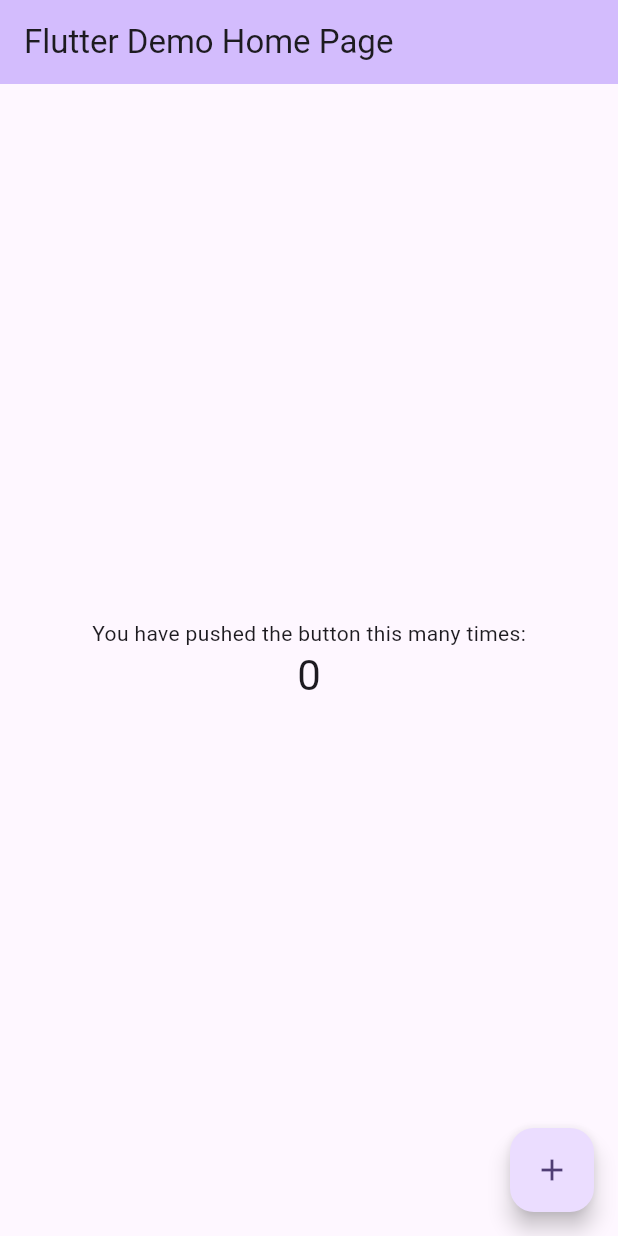
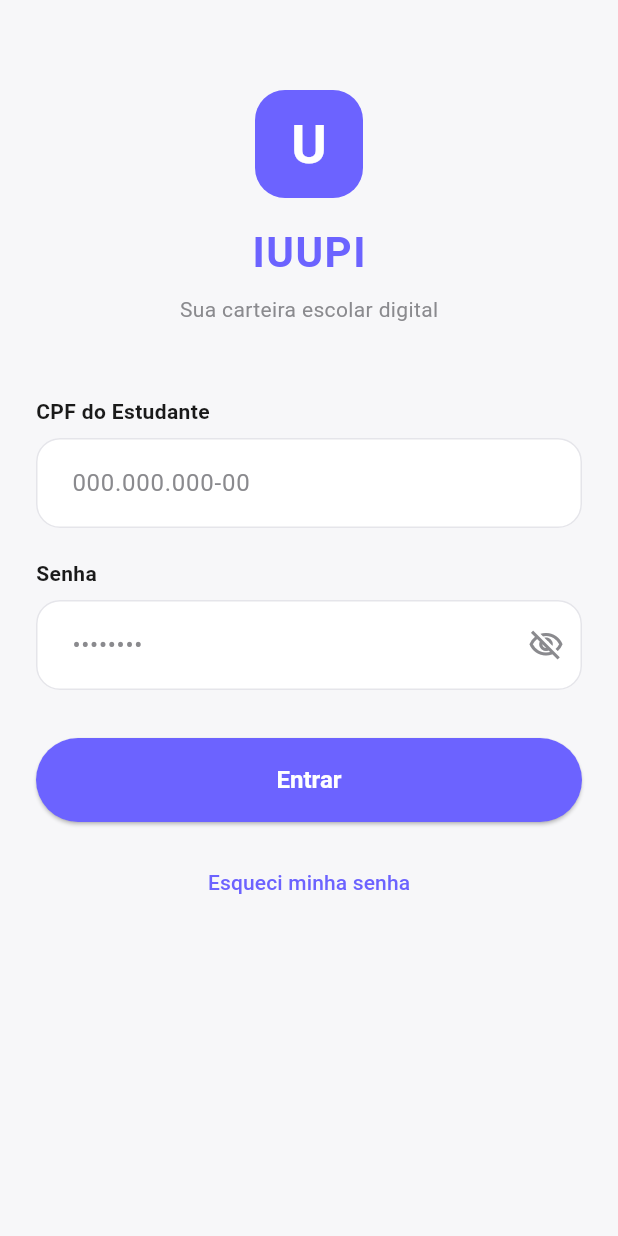
Before and after one commit to DanielGomes-Dev/desafio-iuupi-2, a Flutter app: the screen it shows after launch, on a phone screen of 412 x 824 dp. Run offline on Flutter 3.47's test engine with Material 3 defaults, Android fonts, the phone set to English and light mode, and no system bars.

Commit message:
feat: generate login screen

```diff
--- /dev/null
+++ b/carteira_digital_escolar/lib/core/constants/app_colors.dart
@@ -0,0 +1,12 @@
+import 'package:flutter/material.dart';
+
+class AppColors {
+  AppColors._();
+
+  static const Color primary = Color(0xFF6C63FF);
+  static const Color background = Color(0xFFF7F7F9);
+  static const Color textPrimary = Color(0xFF1A1A1A);
+  static const Color textSecondary = Color(0xFF8A8A8E);
+  static const Color inputFill = Color(0xFFFFFFFF);
+  static const Color inputBorder = Color(0xFFE5E5EA);
+}
--- /dev/null
+++ b/carteira_digital_escolar/lib/core/theme/app_theme.dart
@@ -0,0 +1,50 @@
+import 'package:flutter/material.dart';
+import '../constants/app_colors.dart';
+
+class AppTheme {
+  AppTheme._();
+
+  static ThemeData get light {
+    return ThemeData(
+      useMaterial3: true,
+      scaffoldBackgroundColor: AppColors.background,
+      colorScheme: ColorScheme.fromSeed(
+        seedColor: AppColors.primary,
+        primary: AppColors.primary,
+      ),
+      fontFamily: 'Roboto',
+      inputDecorationTheme: InputDecorationTheme(
+        filled: true,
+        fillColor: AppColors.inputFill,
+        contentPadding:
+            const EdgeInsets.symmetric(horizontal: 20, vertical: 18),
+        border: OutlineInputBorder(
+          borderRadius: BorderRadius.circular(16),
+          borderSide: const BorderSide(color: AppColors.inputBorder),
+        ),
+        enabledBorder: OutlineInputBorder(
+          borderRadius: BorderRadius.circular(16),
+          borderSide: const BorderSide(color: AppColors.inputBorder),
+        ),
+        focusedBorder: OutlineInputBorder(
+          borderRadius: BorderRadius.circular(16),
+          borderSide: const BorderSide(color: AppColors.primary, width: 1.5),
+        ),
+      ),
+      elevatedButtonTheme: ElevatedButtonThemeData(
+        style: ElevatedButton.styleFrom(
+          backgroundColor: AppColors.primary,
+          foregroundColor: Colors.white,
+          minimumSize: const Size.fromHeight(56),
+          shape: RoundedRectangleBorder(
+            borderRadius: BorderRadius.circular(28),
+          ),
+          textStyle: const TextStyle(
+            fontSize: 16,
+            fontWeight: FontWeight.w600,
+          ),
+        ),
+      ),
+    );
+  }
+}
--- /dev/null
+++ b/carteira_digital_escolar/lib/features/auth/presentation/screens/login_screen.dart
@@ -0,0 +1,132 @@
+import 'package:flutter/material.dart';
+import '../../../../core/constants/app_colors.dart';
+import '../widgets/custom_text_field.dart';
+
+class LoginScreen extends StatefulWidget {
+  const LoginScreen({super.key});
+
+  @override
+  State<LoginScreen> createState() => _LoginScreenState();
+}
+
+class _LoginScreenState extends State<LoginScreen> {
+  final _cpfController = TextEditingController();
+  final _senhaController = TextEditingController();
+  bool _senhaVisivel = false;
+
+  @override
+  void dispose() {
+    _cpfController.dispose();
+    _senhaController.dispose();
+    super.dispose();
+  }
+
+  void _handleLogin() {
+    // TODO: chamar auth_controller / auth_repository aqui
+    debugPrint('CPF: ${_cpfController.text}');
+  }
+
+  @override
+  Widget build(BuildContext context) {
+    return Scaffold(
+      body: SafeArea(
+        child: SingleChildScrollView(
+          padding: const EdgeInsets.symmetric(horizontal: 24),
+          child: Column(
+            children: [
+              const SizedBox(height: 60),
+              // Logo
+              Container(
+                width: 72,
+                height: 72,
+                decoration: BoxDecoration(
+                  color: AppColors.primary,
+                  borderRadius: BorderRadius.circular(20),
+                ),
+                child: const Center(
+                  child: Text(
+                    'U',
+                    style: TextStyle(
+                      color: Colors.white,
+                      fontSize: 36,
+                      fontWeight: FontWeight.bold,
+                    ),
+                  ),
+                ),
+              ),
+              const SizedBox(height: 16),
+              const Text(
+                'IUUPI',
+                style: TextStyle(
+                  color: AppColors.primary,
+                  fontSize: 28,
+                  fontWeight: FontWeight.bold,
+                  letterSpacing: 1,
+                ),
+              ),
+              const SizedBox(height: 8),
+              const Text(
+                'Sua carteira escolar digital',
+                style: TextStyle(
+                  color: AppColors.textSecondary,
+                  fontSize: 14,
+                ),
+              ),
+              const SizedBox(height: 48),
+
+              // Campo CPF
+              CustomTextField(
+                label: 'CPF do Estudante',
+                hint: '000.000.000-00',
+                controller: _cpfController,
+                keyboardType: TextInputType.number,
+              ),
+              const SizedBox(height: 20),
+
+              // Campo Senha
+              CustomTextField(
+                label: 'Senha',
+                hint: '••••••••',
+                controller: _senhaController,
+                obscureText: !_senhaVisivel,
+                suffixIcon: IconButton(
+                  icon: Icon(
+                    _senhaVisivel
+                        ? Icons.visibility_outlined
+                        : Icons.visibility_off_outlined,
+                    color: AppColors.textSecondary,
+                  ),
+                  onPressed: () {
+                    setState(() => _senhaVisivel = !_senhaVisivel);
+                  },
+                ),
+              ),
+              const SizedBox(height: 32),
+
+              // Botão Entrar
+              SizedBox(
+                width: double.infinity,
+                child: ElevatedButton(
+                  onPressed: _handleLogin,
+                  child: const Text('Entrar'),
+                ),
+              ),
+              const SizedBox(height: 16),
+
+              TextButton(
+                onPressed: () {},
+                child: const Text(
+                  'Esqueci minha senha',
+                  style: TextStyle(
+                    color: AppColors.primary,
+                    fontWeight: FontWeight.w500,
+                  ),
+                ),
+              ),
+            ],
+          ),
+        ),
+      ),
+    );
+  }
+}
--- /dev/null
+++ b/carteira_digital_escolar/lib/features/auth/presentation/widgets/custom_text_field.dart
@@ -0,0 +1,49 @@
+import 'package:flutter/material.dart';
+import '../../../../core/constants/app_colors.dart';
+
+class CustomTextField extends StatelessWidget {
+  final String label;
+  final String hint;
+  final bool obscureText;
+  final Widget? suffixIcon;
+  final TextEditingController? controller;
+  final TextInputType keyboardType;
+
+  const CustomTextField({
+    super.key,
+    required this.label,
+    required this.hint,
+    this.obscureText = false,
+    this.suffixIcon,
+    this.controller,
+    this.keyboardType = TextInputType.text,
+  });
+
+  @override
+  Widget build(BuildContext context) {
+    return Column(
+      crossAxisAlignment: CrossAxisAlignment.start,
+      children: [
+        Text(
+          label,
+          style: const TextStyle(
+            fontSize: 14,
+            fontWeight: FontWeight.w600,
+            color: AppColors.textPrimary,
+          ),
+        ),
+        const SizedBox(height: 8),
+        TextField(
+          controller: controller,
+          obscureText: obscureText,
+          keyboardType: keyboardType,
+          decoration: InputDecoration(
+            hintText: hint,
+            hintStyle: const TextStyle(color: AppColors.textSecondary),
+            suffixIcon: suffixIcon,
+          ),
+        ),
+      ],
+    );
+  }
+}
--- a/carteira_digital_escolar/lib/main.dart
+++ b/carteira_digital_escolar/lib/main.dart
@@ -1,4 +1,6 @@
 import 'package:flutter/material.dart';
+import 'core/theme/app_theme.dart';
+import 'features/auth/presentation/screens/login_screen.dart';
 
 void main() {
   runApp(const MyApp());
@@ -7,116 +9,13 @@ void main() {
 class MyApp extends StatelessWidget {
   const MyApp({super.key});
 
-  // This widget is the root of your application.
   @override
   Widget build(BuildContext context) {
     return MaterialApp(
-      title: 'Flutter Demo',
-      theme: ThemeData(
-        // This is the theme of your application.
-        //
-        // TRY THIS: Try running your application with "flutter run". You'll see
-        // the application has a purple toolbar. Then, without quitting the app,
-        // try changing the seedColor in the colorScheme below to Colors.green
-        // and then invoke "hot reload" (save your changes or press the "hot
-        // reload" button in a Flutter-supported IDE, or press "r" if you used
-        // the command line to start the app).
-        //
-        // Notice that the counter didn't reset back to zero; the application
-        // state is not lost during the reload. To reset the state, use hot
-        // restart instead.
-        //
-        // This works for code too, not just values: Most code changes can be
-        // tested with just a hot reload.
-        colorScheme: .fromSeed(seedColor: Colors.deepPurple),
-      ),
-      home: const MyHomePage(title: 'Flutter Demo Home Page'),
+      title: 'IUUPI',
+      debugShowCheckedModeBanner: false,
+      theme: AppTheme.light,
+      home: const LoginScreen(),
     );
   }
 }
-
-class MyHomePage extends StatefulWidget {
-  const MyHomePage({super.key, required this.title});
-
-  // This widget is the home page of your application. It is stateful, meaning
-  // that it has a State object (defined below) that contains fields that affect
-  // how it looks.
-
-  // This class is the configuration for the state. It holds the values (in this
-  // case the title) provided by the parent (in this case the App widget) and
-  // used by the build method of the State. Fields in a Widget subclass are
-  // always marked "final".
-
-  final String title;
-
-  @override
-  State<MyHomePage> createState() => _MyHomePageState();
-}
-
-class _MyHomePageState extends State<MyHomePage> {
-  int _counter = 0;
-
-  void _incrementCounter() {
-    setState(() {
-      // This call to setState tells the Flutter framework that something has
-      // changed in this State, which causes it to rerun the build method below
-      // so that the display can reflect the updated values. If we changed
-      // _counter without calling setState(), then the build method would not be
-      // called again, and so nothing would appear to happen.
-      _counter++;
-    });
-  }
-
-  @override
-  Widget build(BuildContext context) {
-    // This method is rerun every time setState is called, for instance as done
-    // by the _incrementCounter method above.
-    //
-    // The Flutter framework has been optimized to make rerunning build methods
-    // fast, so that you can just rebuild anything that needs updating rather
-    // than having to individually change instances of widgets.
-    return Scaffold(
-      appBar: AppBar(
-        // TRY THIS: Try changing the color here to a specific color (to
-        // Colors.amber, perhaps?) and trigger a hot reload to see the AppBar
-        // change color while the other colors stay the same.
-        backgroundColor: Theme.of(context).colorScheme.inversePrimary,
-        // Here we take the value from the MyHomePage object that was created by
-        // the App.build method, and use it to set our appbar title.
-        title: Text(widget.title),
-      ),
-      body: Center(
-        // Center is a layout widget. It takes a single child and positions it
-        // in the middle of the parent.
-        child: Column(
-          // Column is also a layout widget. It takes a list of children and
-          // arranges them vertically. By default, it sizes itself to fit its
-          // children horizontally, and tries to be as tall as its parent.
-          //
-          // Column has various properties to control how it sizes itself and
-          // how it positions its children. Here we use mainAxisAlignment to
-          // center the children vertically; the main axis here is the vertical
-          // axis because Columns are vertical (the cross axis would be
-          // horizontal).
-          //
-          // TRY THIS: Invoke "debug painting" (choose the "Toggle Debug Paint"
-          // action in the IDE, or press "p" in the console), to see the
-          // wireframe for each widget.
-          mainAxisAlignment: .center,
-          children: [
-            const Text('You have pushed the button this many times:'),
-            Text(
-              '$_counter',
-              style: Theme.of(context).textTheme.headlineMedium,
-            ),
-          ],
-        ),
-      ),
-      floatingActionButton: FloatingActionButton(
-        onPressed: _incrementCounter,
-        tooltip: 'Increment',
-        child: const Icon(Icons.add),
-      ),
-    );
-  }
-}
```
